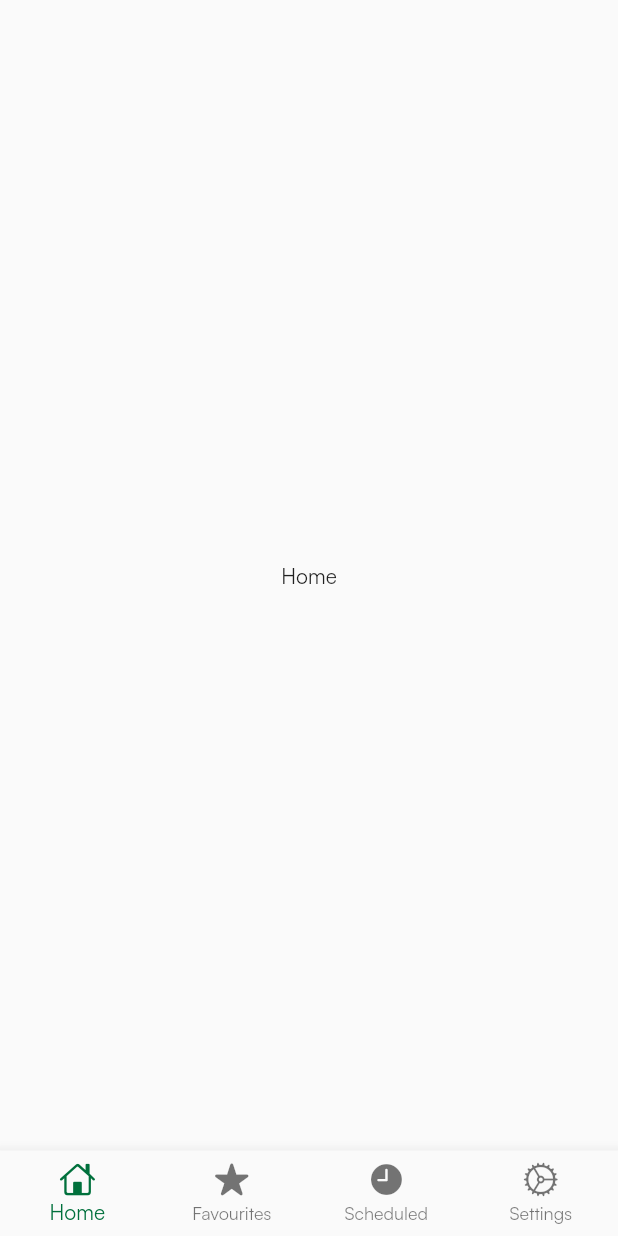
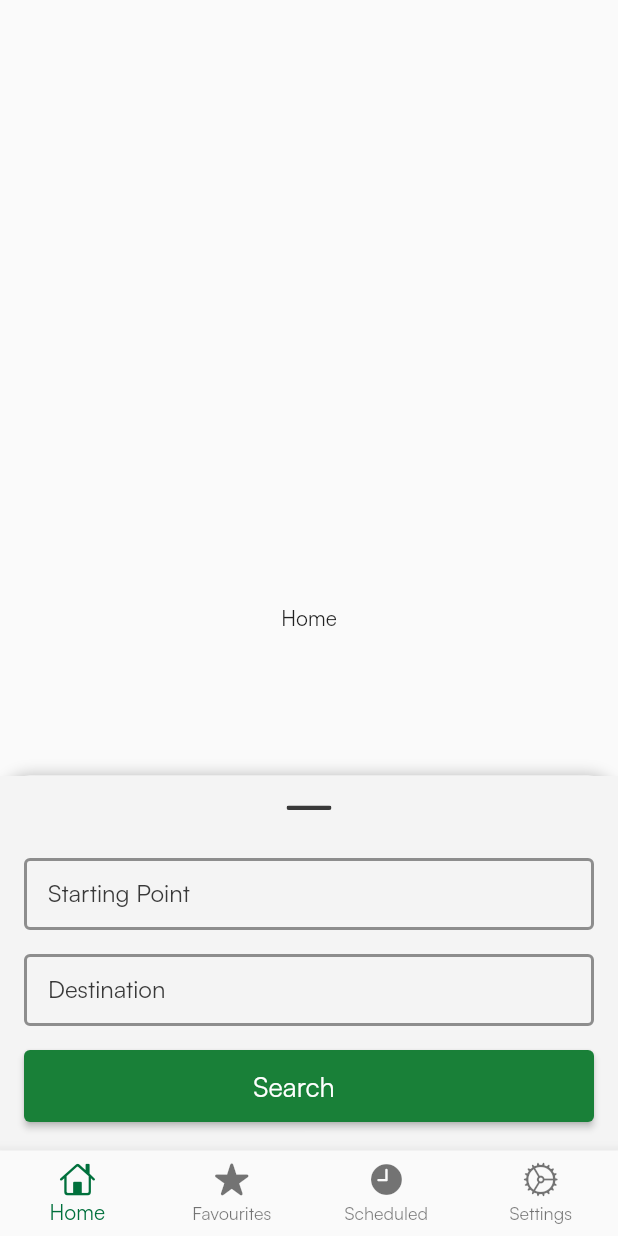
Before and after one commit to JackTop325/TransitApp, a Flutter app: the HomePage screen opened by its route, on a phone screen of 412 x 824 dp. Run offline on Flutter 3.47's test engine with Material 2 defaults, Android fonts, the phone set to English and light mode, and no system bars; drawn by our look-alikes of sliding_up_panel; our stand-ins replace flutter_svg.

Commit message:
home page

```diff
--- a/TransitApp/lib/pages/home.dart
+++ b/TransitApp/lib/pages/home.dart
@@ -2,6 +2,7 @@ import 'package:flutter/material.dart';
 import 'package:flutter/cupertino.dart';
 import 'package:transit_app/colors.dart';
 import 'package:transit_app/pages/settings/settings.dart';
+import 'package:transit_app/pages/map.dart';
 
 class HomePage extends StatefulWidget {
   const HomePage({super.key});
@@ -14,7 +15,7 @@ class _HomePageState extends State<HomePage> {
   int _selectedIndex = 0;
 
   final List<Widget> _widgetOptions = <Widget>[
-    const Center(child: Text('Home')),
+    const MapPage(),
     const Center(child: Text('Favorites')),
     const Center(child: Text('Scheduled')),
     const SettingsPage(),
--- /dev/null
+++ b/TransitApp/lib/pages/map.dart
@@ -0,0 +1,64 @@
+import 'package:flutter/material.dart';
+import 'package:flutter/cupertino.dart';
+import 'package:sliding_up_panel/sliding_up_panel.dart';
+import 'package:transit_app/colors.dart';
+import 'package:transit_app/widgets/drt_elevated_button.dart';
+import 'package:transit_app/widgets/text_input.dart';
+
+class MapPage extends StatefulWidget {
+  const MapPage({super.key});
+
+  @override
+  State<MapPage> createState() => _MapPageState();
+}
+
+class _MapPageState extends State<MapPage> {
+  @override
+  Widget build(BuildContext context) {
+    return SlidingUpPanel(
+      minHeight: 250.0,
+      borderRadius: const BorderRadius.vertical(
+        top: Radius.circular(20),
+      ),
+      panel: Container(
+        color: ibmGray10,
+        child: Padding(
+          padding: const EdgeInsets.fromLTRB(16.0, 10.0, 16.0, 16.0),
+          child: Column(
+            children: [
+              Padding(
+                padding: const EdgeInsets.fromLTRB(16.0, 10.0, 16.0, 16.0),
+                child: ClipRRect(
+                  borderRadius: BorderRadius.circular(3.0),
+                  child: Container(
+                    height: 3.0,
+                    width: 30.0,
+                    color: ibmGray80,
+                  ),
+                ),
+              ),
+              const SizedBox(height: 16.0),
+              const TextInput(
+                label: 'Starting Point',
+                placeholder: 'Enter address',
+              ),
+              const SizedBox(height: 16.0),
+              const TextInput(
+                label: 'Destination',
+                placeholder: 'Enter address',
+              ),
+              const SizedBox(height: 16.0),
+              DRTElevatedButton(
+                text: 'Search',
+                onPressed: () {},
+              ),
+            ],
+          ),
+        ),
+      ),
+      body: const Center(
+        child: Text("Home"),
+      ),
+    );
+  }
+}
--- a/TransitApp/lib/pages/settings/settings.dart
+++ b/TransitApp/lib/pages/settings/settings.dart
@@ -4,9 +4,14 @@ import 'package:flutter/cupertino.dart';
 import 'package:transit_app/widgets/table_tile.dart';
 // import 'package:transit_app/colors.dart';
 
-class SettingsPage extends StatelessWidget {
+class SettingsPage extends StatefulWidget {
   const SettingsPage({super.key});
 
+  @override
+  State<SettingsPage> createState() => _SettingsPageState();
+}
+
+class _SettingsPageState extends State<SettingsPage> {
   @override
   Widget build(BuildContext context) {
     return SafeArea(
@@ -98,7 +103,11 @@ class SettingsPage extends StatelessWidget {
                 iconData: CupertinoIcons.person_badge_minus,
                 iconColor: Colors.white,
                 iconBackgroundColor: ibmTeal50,
-                onPressed: () {},
+                onPressed: () {
+                  setState(() {
+                    Navigator.pushReplacementNamed(context, '/login');
+                  });
+                },
               ),
               const SizedBox(height: 16.0),
             ],
--- a/TransitApp/lib/widgets/table_tile.dart
+++ b/TransitApp/lib/widgets/table_tile.dart
@@ -1,5 +1,6 @@
 import 'package:flutter/material.dart';
 import 'package:flutter/cupertino.dart';
+import 'package:transit_app/colors.dart';
 
 class TableTile extends StatelessWidget {
   final String title;
@@ -19,7 +20,13 @@ class TableTile extends StatelessWidget {
 
   @override
   Widget build(BuildContext context) {
-    return ListTile(
+    return ElevatedButton(
+      onPressed: () => onPressed(),
+      style: ElevatedButton.styleFrom(
+        elevation: 0.0,
+        backgroundColor: Colors.white,
+      ),
+      child: ListTile(
         horizontalTitleGap: 2.0,
         visualDensity: const VisualDensity(horizontal: 0, vertical: -3),
         leading: iconData != null
@@ -49,6 +56,7 @@ class TableTile extends StatelessWidget {
             size: 18.0,
           ),
         ),
+      ),
     );
   }
 }
--- a/TransitApp/pubspec.yaml
+++ b/TransitApp/pubspec.yaml
@@ -32,6 +32,7 @@ dependencies:
   flutter:
     sdk: flutter
   flutter_svg: ^1.1.6
+  sliding_up_panel: ^2.0.0+1
 
   # The following adds the Cupertino Icons font to your application.
   # Use with the CupertinoIcons class for iOS style icons.
```
Also changed, not shown: TransitApp/pubspec.lock. Lines whose indentation alone changed are shown as unchanged.
